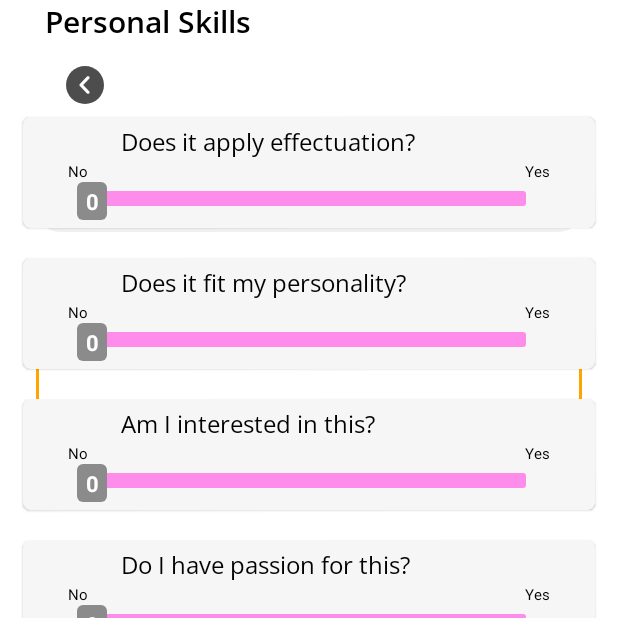
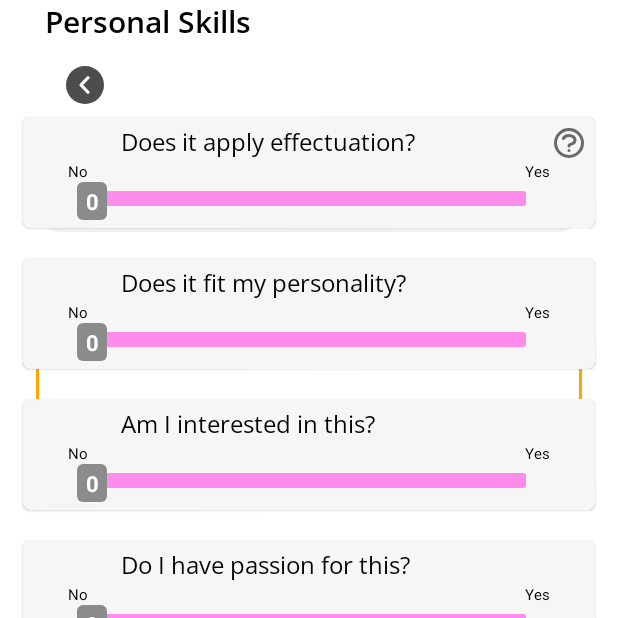
Before and after one commit to Jamie-theo-junk/Busivisor, an Android app: the fragment PersonalSkillsFragment placed in its activity, on a phone screen of 412 x 824 dp, the top half of it. Run offline under Robolectric (Android 15) with nearby library versions, the phone set to English and light mode, and no system bars; our stand-ins replace AdMob; libraries missing offline, so code that uses them is left out: com.getkeepsafe.taptargetview; pictures from the network do not load.

Commit message:
Added Extra features

```diff
--- a/app/src/main/res/layout/personal_skill_rec_card.xml
+++ b/app/src/main/res/layout/personal_skill_rec_card.xml
@@ -65,5 +65,16 @@
             android:layout_marginLeft="30dp"
             android:layout_marginRight="30dp"
             android:layout_marginBottom="5dp"/>
+        <ImageView
+            android:id="@+id/questionImage"
+            android:layout_width="wrap_content"
+            android:layout_height="wrap_content"
+            android:layout_marginTop="5dp"
+            android:layout_marginEnd="5dp"
+            android:src="@drawable/questionmarkcircleoutline"
+            app:layout_constraintBottom_toTopOf="@+id/positiveOption"
+            app:layout_constraintEnd_toEndOf="parent"
+            app:layout_constraintTop_toTopOf="parent"
+            android:visibility="gone"/>
     </androidx.constraintlayout.widget.ConstraintLayout>
 </androidx.cardview.widget.CardView>
```
Also changed, not shown: app/src/main/java/com/jamie/businessideasevaluator/View/Adapters/SeekbarRecyclerAdapter.kt (+15 -0 lines).
